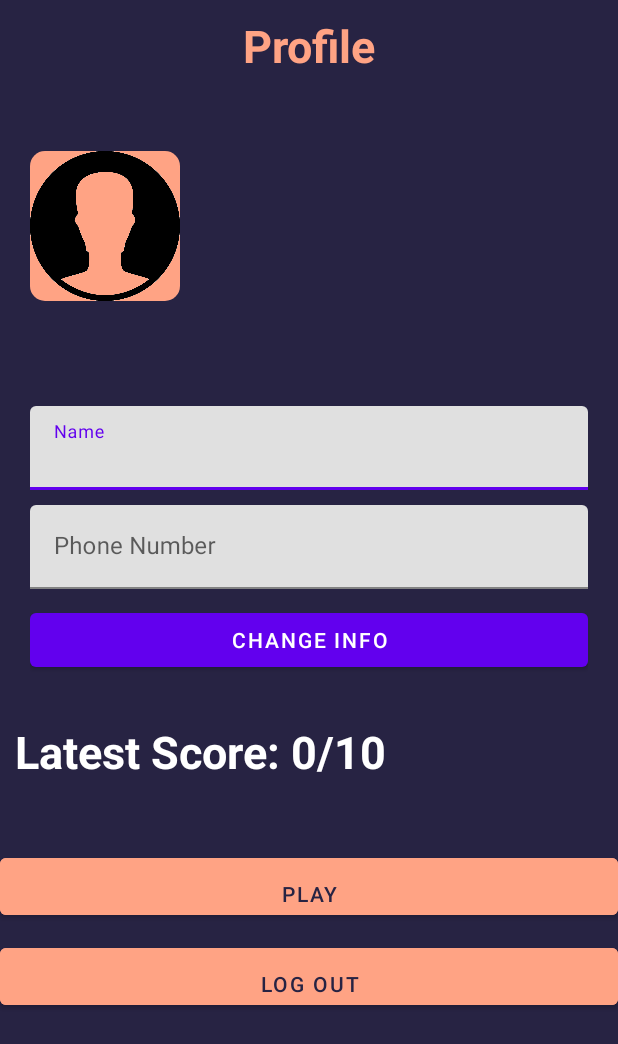
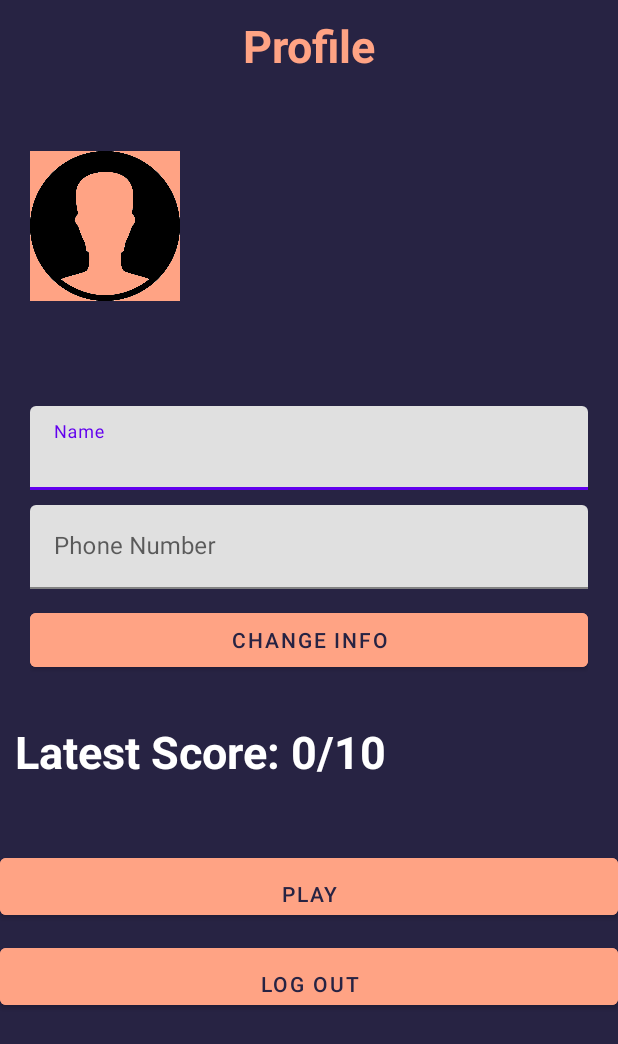
Before and after one commit to Saregard/module-306-a-team, an Android app: the screen it shows after launch once a user with an empty profile is signed in (ProfilePage), on a phone screen of 412 x 824 dp. Shown: the top 1044 px of the screen. Run offline under Robolectric (Android 15) with nearby library versions, the phone set to English and light mode, and no system bars; our stand-ins replace Firebase (no records; nobody signed in at launch, a user with empty details on screens opened directly); 1 statement that could not run was skipped.

Commit message:
fix: hardcode_data
colors, hardcoded data, strings, layoutbugs

```diff
--- a/app/build.gradle
+++ b/app/build.gradle
@@ -43,7 +43,7 @@ dependencies {
     implementation 'androidx.core:core-ktx:1.6.0'
     implementation 'androidx.appcompat:appcompat:1.3.1'
     implementation 'com.google.android.material:material:1.4.0'
-    implementation 'androidx.constraintlayout:constraintlayout:2.1.0'
+    implementation 'androidx.constraintlayout:constraintlayout:2.1.1'
     implementation 'com.google.firebase:firebase-auth-ktx:21.0.1'
     implementation 'com.google.firebase:firebase-firestore-ktx:23.0.3'
     testImplementation 'junit:junit:4.13.2'
--- a/app/src/main/java/se/linerotech/quizkampen/CreateAccount.kt
+++ b/app/src/main/java/se/linerotech/quizkampen/CreateAccount.kt
@@ -40,7 +40,6 @@ class CreateAccount : AppCompatActivity() {
 
     private fun accountCreation() {
         val auth = Firebase.auth
-
         binding.buttonSignUp.setOnClickListener {
             val email = binding.editTextSignUpEmail.text.toString().trim(){ it <= ' ' }
             val password = binding.editTextSignUpPassword.text.toString().trim(){ it <= ' ' }
@@ -80,9 +79,8 @@ class CreateAccount : AppCompatActivity() {
                                 binding.editTextSignUpEmail.error = "This email is already in use"
                             } catch (e: Exception) {
                                 Log.w("Failed", "createUserWithEmail:failure", task.exception)
-                                Toast.makeText(
-                                    baseContext, "Authentication failed.",
-                                    Toast.LENGTH_SHORT
+                                Toast.makeText(this, "Authentication failed.",
+                                    Toast.LENGTH_SHORT,
                                 ).show()
                             }
                         }
--- a/app/src/main/res/layout/activity_profile_page.xml
+++ b/app/src/main/res/layout/activity_profile_page.xml
@@ -13,7 +13,7 @@
         android:layout_marginTop="10dp"
         android:text="@string/profile"
         android:textAlignment="center"
-        android:textColor="#ffa384"
+        android:textColor="@color/quiz_orange"
         android:textSize="30sp"
         android:textStyle="bold"/>
 
@@ -28,7 +28,7 @@
             android:layout_width="100dp"
             android:layout_height="100dp"
             android:src="@drawable/anonymusavatar"
-            android:background="@drawable/optiondesign"
+            android:background="@color/quiz_orange"
             android:layout_centerVertical="true"/>
 
         <TextView
@@ -97,7 +97,9 @@
             android:id="@+id/changeInfo"
             android:layout_width="match_parent"
             android:layout_height="wrap_content"
-            android:text="Change Info"/>
+            android:backgroundTint="@color/quiz_orange"
+            android:textColor="@color/quiz_blue"
+            android:text="@string/change_info"/>
     </LinearLayout>
 
 
@@ -113,7 +115,7 @@
             android:layout_marginTop="10dp"
             android:padding="10dp"
             android:text="Latest score:"
-            android:textColor="#ffffff"
+            android:textColor="@color/white"
             android:textSize="30sp"
             android:textStyle="bold" />
 
@@ -124,8 +126,8 @@
         android:id="@+id/buttonPlay"
         android:layout_width="match_parent"
         android:layout_height="50dp"
-        android:backgroundTint="#ffa384"
-        android:textColor="#272343"
+        android:backgroundTint="@color/quiz_orange"
+        android:textColor="@color/quiz_blue"
         android:text="@string/play"
         android:textAlignment="center"
         android:clickable="true"
@@ -135,8 +137,8 @@
         android:id="@+id/buttonLogOut"
         android:layout_width="match_parent"
         android:layout_height="50dp"
-        android:backgroundTint="#ffa384"
-        android:textColor="#272343"
+        android:backgroundTint="@color/quiz_orange"
+        android:textColor="@color/quiz_blue"
         android:text="@string/log_out"
         android:textAlignment="center"
         android:clickable="true"
```
Also changed, not shown: app/src/main/res/layout/activity_create_account.xml (+8 -10 lines), app/src/main/res/layout/activity_login_page.xml (+11 -13 lines), app/src/main/res/layout/activity_result.xml (+6 -6 lines), app/src/main/res/values/strings.xml (+3 -4 lines), build.gradle (+6 -3 lines), gradle/wrapper/gradle-wrapper.properties.
